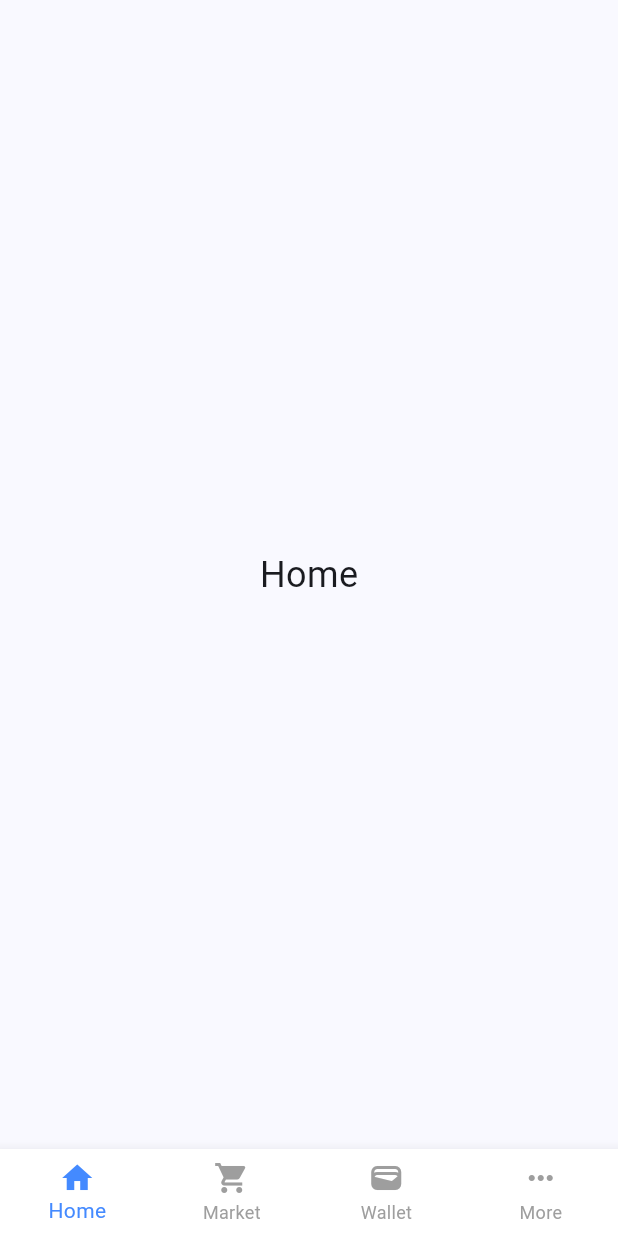
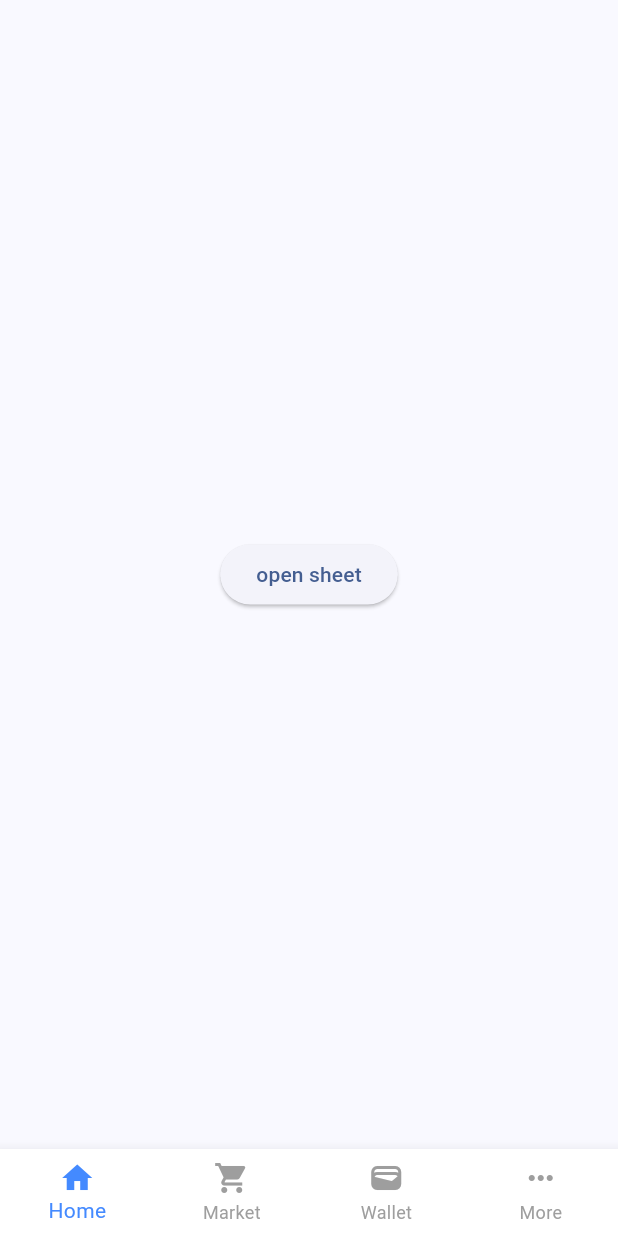
Before and after one commit to RakanW10/poc_go_router, a Flutter app: the HomeScreen screen opened by its route, on a phone screen of 412 x 824 dp. Run offline on Flutter 3.47's test engine with Material 3 defaults, Android fonts, the phone set to English and light mode, and no system bars; our stand-ins replace go_router.

Commit message:
nested bottom sheet navigation

```diff
--- a/lib/router/app_router.dart
+++ b/lib/router/app_router.dart
@@ -9,12 +9,16 @@ import 'package:poc_go_router/screen/profile_screen.dart';
 import 'package:poc_go_router/screen/wallet_screen.dart';
 
 import '../screen/home_screen.dart';
+import '../screen/referall/referral_screen_1.dart';
+import '../screen/referall/referral_screen_2.dart';
 
 class AppRouter {
+  static var rootNavigatorKey = GlobalKey<NavigatorState>();
   AppRouter._();
   static GoRouter routerConfig() {
     return GoRouter(
       debugLogDiagnostics: true,
+      navigatorKey: rootNavigatorKey,
       routes: [
         GoRoute(
           name: RouteNames.login.name,
@@ -70,4 +74,21 @@ class AppRouter {
       ],
     );
   }
+
+  // sub flows
+  static GoRouter referralConfigs = GoRouter(
+    initialLocation: RouteNames.referral1.path,
+    routes: [
+      GoRoute(
+        name: RouteNames.referral1.name,
+        path: RouteNames.referral1.path,
+        pageBuilder: (context, state) => const MaterialPage(child: ReferralScreen1()),
+      ),
+      GoRoute(
+        name: RouteNames.referral2.name,
+        path: RouteNames.referral2.path,
+        pageBuilder: (context, state) => const MaterialPage(child: ReferralScreen2()),
+      ),
+    ],
+  );
 }
--- a/lib/router/route_names.dart
+++ b/lib/router/route_names.dart
@@ -22,6 +22,14 @@ enum RouteNames {
   profile(
     name: 'profile',
     path: '/profile',
+  ),
+  referral1(
+    name: 'referral1',
+    path: '/referral1',
+  ),
+  referral2(
+    name: 'referral2',
+    path: '/referral2',
   );
 
   final String name;
--- a/lib/screen/home_screen.dart
+++ b/lib/screen/home_screen.dart
@@ -1,15 +1,23 @@
 import 'package:flutter/material.dart';
+import 'package:poc_go_router/router/app_router.dart';
 
 class HomeScreen extends StatelessWidget {
   const HomeScreen({super.key});
 
   @override
   Widget build(BuildContext context) {
-    return const Scaffold(
+    return Scaffold(
       body: Center(
-        child: Text(
-          'Home',
-          style: TextStyle(fontSize: 24),
+        child: ElevatedButton(
+          onPressed: () {
+            showModalBottomSheet(
+              context: context,
+              builder: (_) => Router.withConfig(
+                config: AppRouter.referralConfigs,
+              ),
+            );
+          },
+          child: const Text("open sheet"),
         ),
       ),
     );
--- a/pubspec.yaml
+++ b/pubspec.yaml
@@ -36,6 +36,8 @@ dependencies:
   # Use with the CupertinoIcons class for iOS style icons.
   cupertino_icons: ^1.0.8
   go_router: ^14.6.0
+  english_words: ^4.0.0
+  modal_bottom_sheet: ^3.0.0
 
 dev_dependencies:
   flutter_test:
```
Also changed, not shown: lib/screen/referall/referral_screen_1.dart (added, +24 -0 lines), lib/screen/referall/referral_screen_2.dart (added, +26 -0 lines), pubspec.lock.
